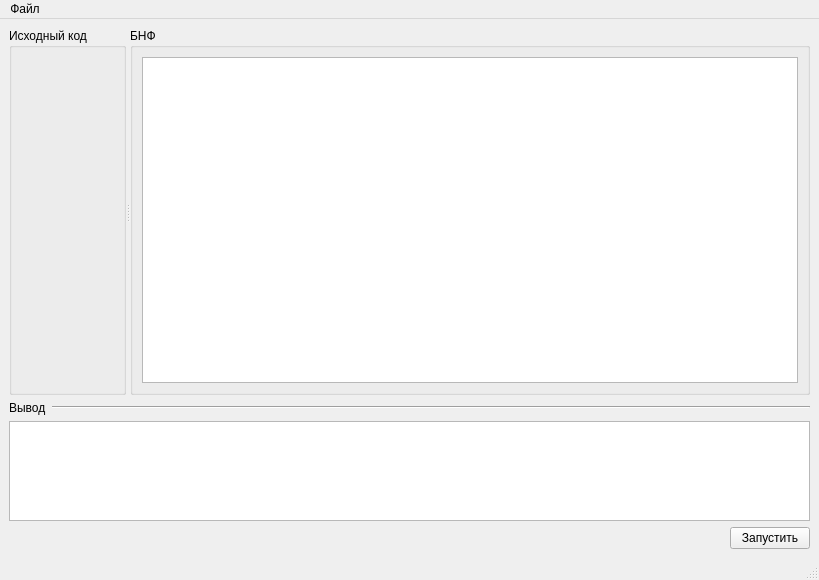
First picture: the form in mainwindow.ui, repository shmitkokirill/TranslatorGUI, before the edit.
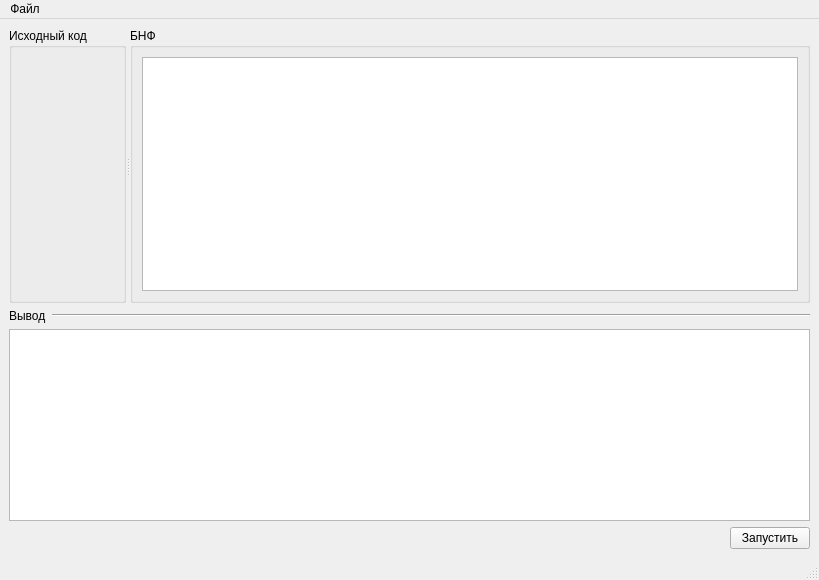
Second picture: the form after the edit.

```diff
--- a/mainwindow.ui
+++ b/mainwindow.ui
@@ -94,7 +94,7 @@
       <property name="maximumSize">
        <size>
         <width>16777215</width>
-        <height>100</height>
+        <height>200</height>
        </size>
       </property>
       <property name="font">
```
